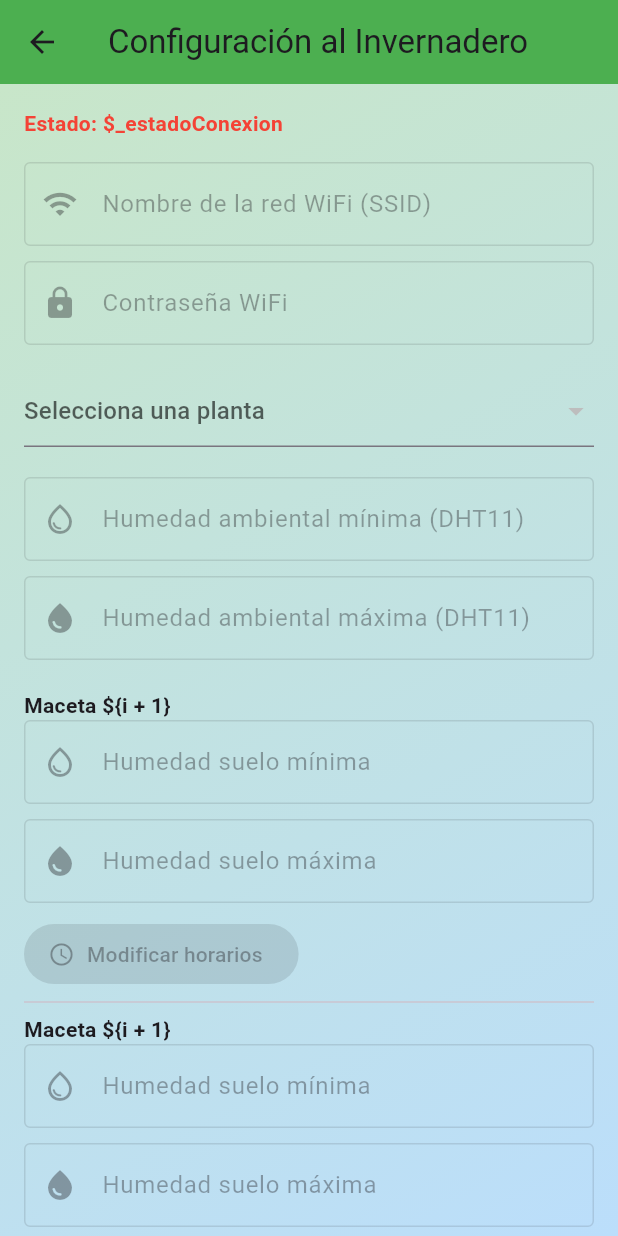
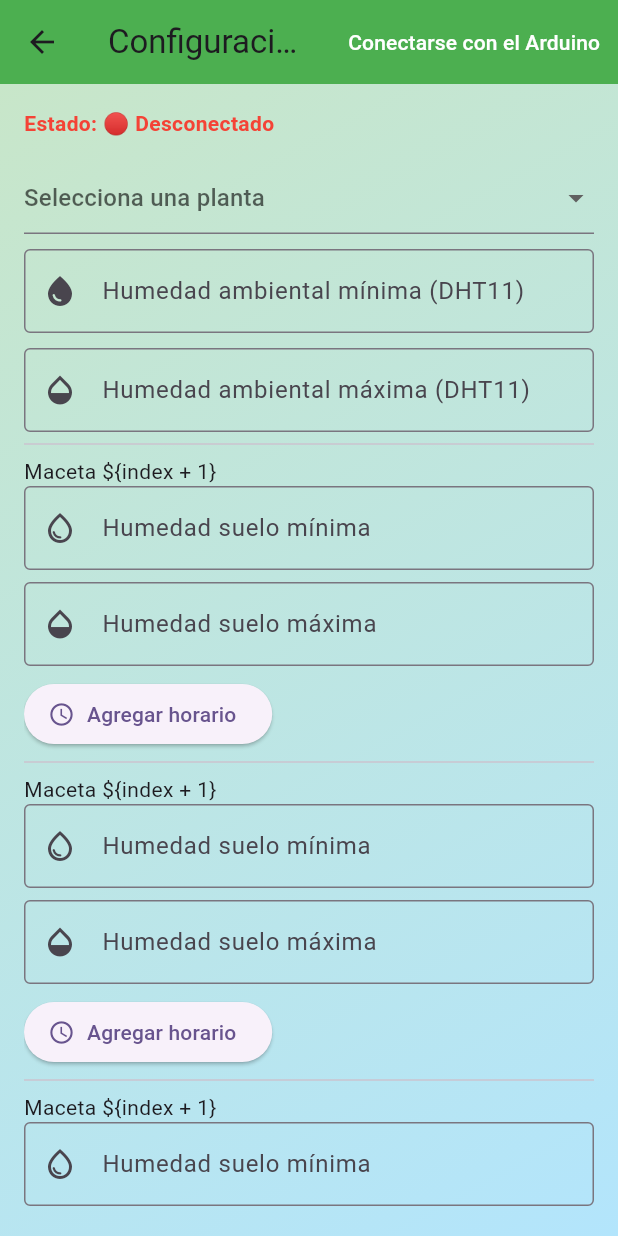
Before and after one commit to MAXEL599/insofarma-, a Flutter app: the ConfiguracionArduinoPage screen opened by its route, on a phone screen of 412 x 824 dp. Run offline on Flutter 3.47's test engine with Material 3 defaults, Android fonts, the light colour scheme and no system bars; our stand-ins replace awesome_dialog, cloud_firestore, csv, firebase_auth, firebase_core, firebase_database and 7 more; accounts and stored records are empty; network calls fail.

Commit message:
Agregar soporte para riego manual y conexión WiFi en la configuración de Arduino

```diff
--- a/lib/configuracion_arduino.dart
+++ b/lib/configuracion_arduino.dart
@@ -48,6 +48,7 @@ class _ConfiguracionArduinoPageState extends State<ConfiguracionArduinoPage> {
     'Agregar nueva...',
   ];
   final List<bool> _macetasSeleccionManual = List.filled(4, false);
+  final List<bool> _macetasRegando = List.filled(4, false);
 
   @override
   void initState() {
@@ -69,14 +70,8 @@ class _ConfiguracionArduinoPageState extends State<ConfiguracionArduinoPage> {
           _arduinoConectado = conectado;
           _configuracionHabilitada = conectado;
         });
-        if (!conectado) {
-          _mostrarNotificacion(
-            "Conexión fallida",
-            "El Arduino no está disponible",
-          );
-        }
       } else {
-        throw Exception("Código inesperado: \${response.statusCode}");
+        throw Exception("Código inesperado: ${response.statusCode}");
       }
     } catch (_) {
       setState(() {
@@ -85,72 +80,34 @@ class _ConfiguracionArduinoPageState extends State<ConfiguracionArduinoPage> {
         _arduinoConectado = false;
         _configuracionHabilitada = false;
       });
-      _mostrarNotificacion("Error de red", "No se pudo contactar al Arduino.");
     }
   }
 
-  Future<void> _mostrarNotificacion(String titulo, String mensaje) async {
-    const details = NotificationDetails(
-      android: AndroidNotificationDetails(
-        'canal_alertas',
-        'Alertas del sistema',
-        importance: Importance.high,
-        priority: Priority.high,
-      ),
-    );
-    await _notifier.show(
-      DateTime.now().millisecondsSinceEpoch ~/ 1000,
-      titulo,
-      mensaje,
-      details,
-    );
-  }
-
-  void _asignarHumedadPorPlanta(String planta, List<int> macetasSeleccionadas) {
-    final humedadPorPlanta = {
-      'Fresa': [60, 80],
-      'Lechuga': [50, 70],
-      'Tomate': [65, 85],
-      'Pepino': [70, 90],
-      'Frijol': [55, 75],
-    };
-
-    final valores = humedadPorPlanta[planta];
-    if (valores != null) {
-      for (var i in macetasSeleccionadas) {
-        humedadSueloMin[i].text = valores[0].toString();
-        humedadSueloMax[i].text = valores[1].toString();
-      }
-    }
-  }
-
-  void _mostrarDialogoSeleccionMacetas(String planta) {
+  void _mostrarDialogoWifi() {
     showDialog(
       context: context,
-      builder: (context) {
-        List<bool> seleccion = List.filled(5, false);
-        return AlertDialog(
-          title: Text("¿Dónde quieres plantar \$planta?"),
+      builder:
+          (context) => AlertDialog(
+            title: Text("Conexión WiFi del Arduino"),
             content: Column(
               mainAxisSize: MainAxisSize.min,
               children: [
-              for (int i = 0; i < 4; i++)
-                StatefulBuilder(
-                  builder:
-                      (context, setStateDialog) => CheckboxListTile(
-                        value: seleccion[i],
-                        onChanged:
-                            (val) => setStateDialog(() => seleccion[i] = val!),
-                        title: Text("Maceta \${i + 1}"),
+                TextField(
+                  controller: ssidController,
+                  decoration: InputDecoration(
+                    labelText: 'Nombre de la red WiFi (SSID)',
+                    prefixIcon: Icon(Icons.wifi),
+                    border: OutlineInputBorder(),
                   ),
                 ),
-              StatefulBuilder(
-                builder:
-                    (context, setStateDialog) => CheckboxListTile(
-                      value: seleccion[4],
-                      onChanged:
-                          (val) => setStateDialog(() => seleccion[4] = val!),
-                      title: Text("Todas las macetas"),
+                const SizedBox(height: 10),
+                TextField(
+                  controller: passwordController,
+                  obscureText: true,
+                  decoration: InputDecoration(
+                    labelText: 'Contraseña WiFi',
+                    prefixIcon: Icon(Icons.lock),
+                    border: OutlineInputBorder(),
                   ),
                 ),
               ],
@@ -158,68 +115,75 @@ class _ConfiguracionArduinoPageState extends State<ConfiguracionArduinoPage> {
             actions: [
               TextButton(
                 onPressed: () => Navigator.pop(context),
-              child: Text("Cancelar"),
-            ),
-            TextButton(
-              onPressed: () {
-                List<int> seleccionadas = [];
-                if (seleccion[4]) {
-                  seleccionadas = [0, 1, 2, 3];
-                } else {
-                  for (int i = 0; i < 4; i++) {
-                    if (seleccion[i]) seleccionadas.add(i);
-                  }
-                }
-                _asignarHumedadPorPlanta(planta, seleccionadas);
-                Navigator.pop(context);
-              },
-              child: Text("Aceptar"),
-            ),
-          ],
-        );
-      },
-    );
-  }
-
-  void _mostrarDialogoModificarHorarios(int macetaIndex) {
-    showDialog(
-      context: context,
-      builder:
-          (context) => AlertDialog(
-            title: Text("Modificar horarios - Maceta \${macetaIndex + 1}"),
-            content: Column(
-              mainAxisSize: MainAxisSize.min,
-              children: [
-                ...horarios[macetaIndex].asMap().entries.map((entry) {
-                  int index = entry.key;
-                  TimeOfDay hora = entry.value;
-                  return ListTile(
-                    title: Text(hora.format(context)),
-                    trailing: IconButton(
-                      icon: Icon(Icons.edit),
-                      onPressed: () async {
-                        final nuevaHora = await showTimePicker(
-                          context: context,
-                          initialTime: hora,
-                        );
-                        if (nuevaHora != null) {
-                          setState(() {
-                            horarios[macetaIndex][index] = nuevaHora;
-                          });
-                          Navigator.pop(context);
-                          _mostrarDialogoModificarHorarios(macetaIndex);
-                        }
-                      },
-                    ),
-                  );
-                }).toList(),
-                ElevatedButton(
-                  onPressed: () => Navigator.pop(context),
                 child: Text("Cerrar"),
               ),
             ],
           ),
+    );
+  }
+
+  Widget _buildMacetaFields(int index) {
+    return Column(
+      crossAxisAlignment: CrossAxisAlignment.start,
+      children: [
+        Text("Maceta \${index + 1}"),
+        TextField(
+          controller: humedadSueloMin[index],
+          decoration: InputDecoration(
+            labelText: 'Humedad suelo mínima',
+            prefixIcon: Icon(Icons.water_drop_outlined),
+            border: OutlineInputBorder(),
           ),
+        ),
+        const SizedBox(height: 8),
+        TextField(
+          controller: humedadSueloMax[index],
+          decoration: InputDecoration(
+            labelText: 'Humedad suelo máxima',
+            prefixIcon: Icon(Icons.opacity),
+            border: OutlineInputBorder(),
+          ),
+        ),
+        const SizedBox(height: 8),
+        ...horarios[index].map((h) => Text("Horario: ${h.format(context)}")),
+        ElevatedButton.icon(
+          onPressed: () async {
+            final picked = await showTimePicker(
+              context: context,
+              initialTime: TimeOfDay.now(),
+            );
+            if (picked != null) {
+              setState(() {
+                horarios[index].add(picked);
+              });
+            }
+          },
+          icon: Icon(Icons.access_time),
+          label: Text("Agregar horario"),
+        ),
+        if (_modoManual) ...[
+          CheckboxListTile(
+            value: _macetasSeleccionManual[index],
+            onChanged:
+                (val) => setState(
+                  () => _macetasSeleccionManual[index] = val ?? false,
+                ),
+            title: Text("Seleccionar para riego manual"),
+          ),
+          if (_macetasSeleccionManual[index])
+            ElevatedButton(
+              onPressed: () {
+                setState(() {
+                  _macetasRegando[index] = !_macetasRegando[index];
+                });
+              },
+              child: Text(
+                _macetasRegando[index] ? "Detener riego" : "Iniciar riego",
+              ),
+            ),
+        ],
+        Divider(),
+      ],
     );
   }
 
@@ -229,49 +193,37 @@ class _ConfiguracionArduinoPageState extends State<ConfiguracionArduinoPage> {
       appBar: AppBar(
         title: Text('Configuración al Invernadero'),
         backgroundColor: Colors.green,
+        actions: [
+          TextButton(
+            onPressed: _mostrarDialogoWifi,
+            child: Text(
+              "Conectarse con el Arduino",
+              style: TextStyle(color: Colors.white),
+            ),
+          ),
+        ],
       ),
       body: Container(
         decoration: BoxDecoration(
           gradient: LinearGradient(
-            colors: [Colors.green.shade100, Colors.blue.shade100],
+            colors: [Colors.green.shade100, Colors.lightBlue.shade100],
             begin: Alignment.topLeft,
             end: Alignment.bottomRight,
           ),
         ),
+        padding: const EdgeInsets.all(16),
         child: SingleChildScrollView(
-          padding: const EdgeInsets.all(16),
           child: Column(
             crossAxisAlignment: CrossAxisAlignment.start,
             children: [
               Text(
-                "Estado: \$_estadoConexion",
+                "Estado: $_estadoConexion",
                 style: TextStyle(
                   color: _colorEstado,
                   fontWeight: FontWeight.bold,
                 ),
               ),
               const SizedBox(height: 16),
-              TextField(
-                controller: ssidController,
-                enabled: _configuracionHabilitada,
-                decoration: InputDecoration(
-                  labelText: 'Nombre de la red WiFi (SSID)',
-                  prefixIcon: Icon(Icons.wifi),
-                  border: OutlineInputBorder(),
-                ),
-              ),
-              const SizedBox(height: 10),
-              TextField(
-                controller: passwordController,
-                enabled: _configuracionHabilitada,
-                obscureText: true,
-                decoration: InputDecoration(
-                  labelText: 'Contraseña WiFi',
-                  prefixIcon: Icon(Icons.lock),
-                  border: OutlineInputBorder(),
-                ),
-              ),
-              const SizedBox(height: 20),
               DropdownButtonFormField<String>(
                 value: _plantaSeleccionada,
                 hint: const Text("Selecciona una planta"),
@@ -284,88 +236,39 @@ class _ConfiguracionArduinoPageState extends State<ConfiguracionArduinoPage> {
                           ),
                         )
                         .toList(),
-                onChanged:
-                    _configuracionHabilitada
-                        ? (value) {
+                onChanged: (value) {
                   if (value == 'Agregar nueva...') {
-                            Navigator.pushNamed(context, '/plantasNew');
+                    Navigator.pushNamed(context, '/plantasnew');
                   } else {
                     setState(() => _plantaSeleccionada = value);
-                            _mostrarDialogoSeleccionMacetas(value!);
                   }
-                        }
-                        : null,
+                },
               ),
-              const SizedBox(height: 20),
+              const SizedBox(height: 10),
               TextField(
                 controller: humedadMinDHT,
                 keyboardType: TextInputType.number,
-                enabled: _configuracionHabilitada,
-                decoration: const InputDecoration(
+                decoration: InputDecoration(
                   labelText: 'Humedad ambiental mínima (DHT11)',
+                  prefixIcon: Icon(Icons.water_drop),
                   border: OutlineInputBorder(),
-                  prefixIcon: Icon(Icons.water_drop_outlined),
                 ),
               ),
               const SizedBox(height: 10),
               TextField(
                 controller: humedadMaxDHT,
                 keyboardType: TextInputType.number,
-                enabled: _configuracionHabilitada,
-                decoration: const InputDecoration(
+                decoration: InputDecoration(
                   labelText: 'Humedad ambiental máxima (DHT11)',
-                  border: OutlineInputBorder(),
-                  prefixIcon: Icon(Icons.water_drop),
-                ),
-              ),
-              const SizedBox(height: 20),
-              for (int i = 0; i < 4; i++) ...[
-                Text(
-                  "Maceta \${i + 1}",
-                  style: TextStyle(fontWeight: FontWeight.bold),
-                ),
-                TextField(
-                  controller: humedadSueloMin[i],
-                  enabled: _configuracionHabilitada,
-                  keyboardType: TextInputType.number,
-                  decoration: const InputDecoration(
-                    labelText: 'Humedad suelo mínima',
-                    prefixIcon: Icon(Icons.water_drop_outlined),
+                  prefixIcon: Icon(Icons.opacity),
                   border: OutlineInputBorder(),
                 ),
               ),
-                const SizedBox(height: 10),
-                TextField(
-                  controller: humedadSueloMax[i],
-                  enabled: _configuracionHabilitada,
-                  keyboardType: TextInputType.number,
-                  decoration: const InputDecoration(
-                    labelText: 'Humedad suelo máxima',
-                    prefixIcon: Icon(Icons.water_drop),
-                    border: OutlineInputBorder(),
-                  ),
-                ),
-                const SizedBox(height: 10),
-                Wrap(
-                  children: [
-                    ElevatedButton.icon(
-                      onPressed:
-                          _configuracionHabilitada
-                              ? () => _mostrarDialogoModificarHorarios(i)
-                              : null,
-                      icon: Icon(Icons.access_time),
-                      label: Text('Modificar horarios'),
-                    ),
-                  ],
-                ),
-                Divider(),
-              ],
+              const Divider(),
+              for (int i = 0; i < 4; i++) _buildMacetaFields(i),
               SwitchListTile(
                 value: _modoManual,
-                onChanged:
-                    _configuracionHabilitada
-                        ? (val) => setState(() => _modoManual = val)
-                        : null,
+                onChanged: (val) => setState(() => _modoManual = val),
                 title: const Text("Modo manual de riego"),
               ),
               SwitchListTile(
@@ -376,7 +279,7 @@ class _ConfiguracionArduinoPageState extends State<ConfiguracionArduinoPage> {
                         : null,
                 title: const Text("Modo inteligente de riego"),
               ),
-              const SizedBox(height: 20),
+              const SizedBox(height: 10),
               SizedBox(
                 width: double.infinity,
                 child: ElevatedButton(
--- a/lib/main.dart
+++ b/lib/main.dart
@@ -69,6 +69,7 @@ class MyApp extends StatelessWidget {
         '/configuracion_arduino': (context) => ConfiguracionArduinoPage(),
         '/registro': (context) => const RegistroPage(),
         '/tabla_sensores': (context) => const TablaSensoresPage(),
+        // '/plantasnew': (context) => const PlantasNewPage(),
       },
     );
   }
```
Lines whose indentation alone changed are shown as unchanged.
